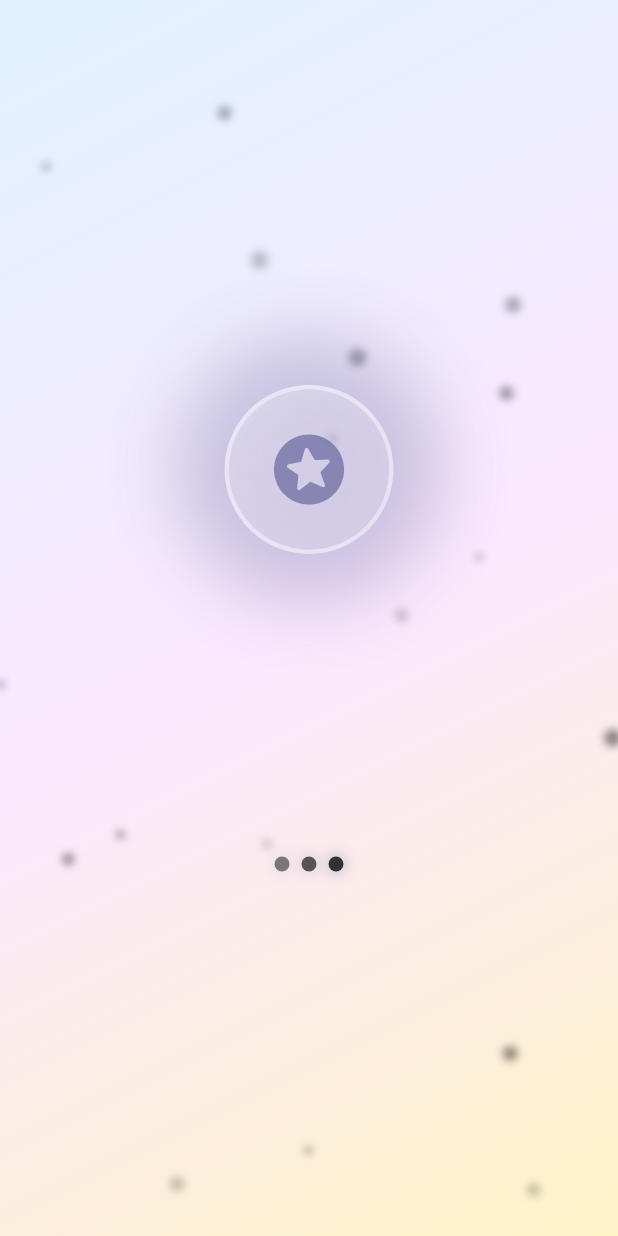
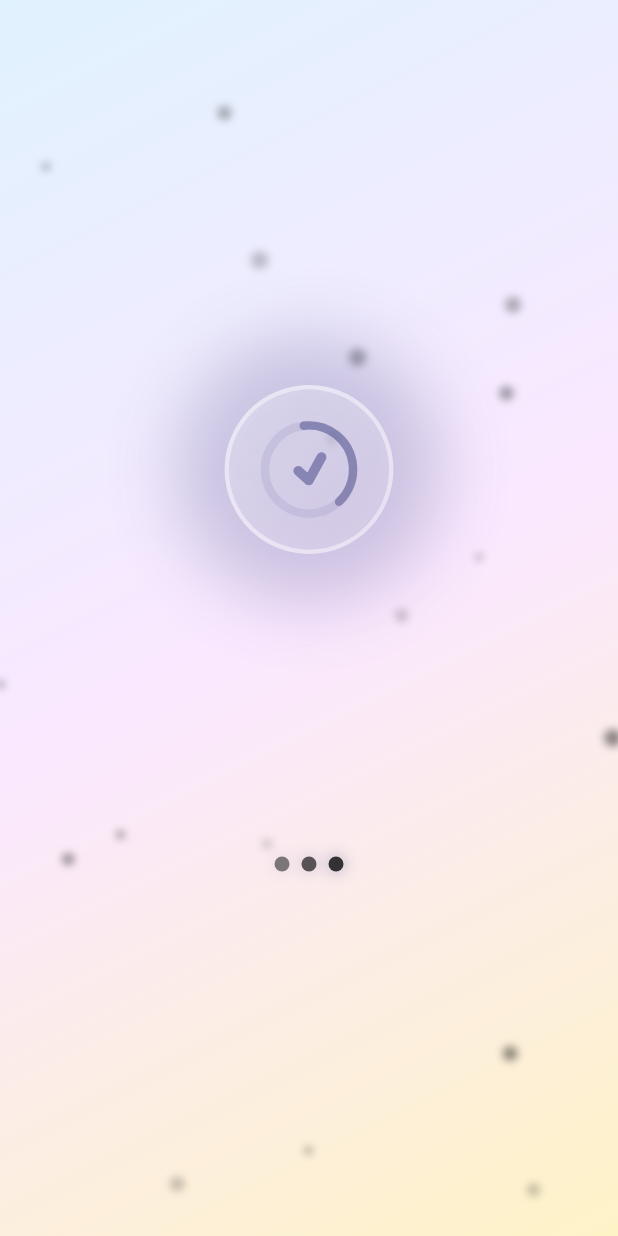
Before and after one commit to dekaos/my-habits, a Flutter app: the first screen one second after launch, on a phone screen of 412 x 824 dp. Run offline on Flutter 3.47's test engine with Material 3 defaults, Android fonts, the phone set to English and light mode, and no system bars; our stand-ins replace audioplayers, confetti, fl_chart, flutter_local_notifications, flutter_riverpod, flutter_slidable and 6 more; accounts and stored records are empty; project files that could hold a hidden picture were left out.

Commit message:
SplashScreen > Better UI/UX

```diff
--- a/lib/screens/splash_screen.dart
+++ b/lib/screens/splash_screen.dart
@@ -30,7 +30,6 @@ class _SplashScreenState extends ConsumerState<SplashScreen>
   void initState() {
     super.initState();
 
-    // Logo animation controller
     _logoController = AnimationController(
       vsync: this,
       duration: const Duration(milliseconds: 1500),
@@ -57,13 +56,11 @@ class _SplashScreenState extends ConsumerState<SplashScreen>
       ),
     );
 
-    // Particles animation
     _particlesController = AnimationController(
       vsync: this,
       duration: const Duration(seconds: 3),
     )..repeat();
 
-    // Text animation controller
     _textController = AnimationController(
       vsync: this,
       duration: const Duration(milliseconds: 800),
@@ -86,7 +83,6 @@ class _SplashScreenState extends ConsumerState<SplashScreen>
       ),
     );
 
-    // Pulse animation
     _pulseController = AnimationController(
       vsync: this,
       duration: const Duration(milliseconds: 1500),
@@ -99,7 +95,6 @@ class _SplashScreenState extends ConsumerState<SplashScreen>
       ),
     );
 
-    // Start animations sequence
     _startAnimations();
     _checkAuthStatus();
   }
@@ -175,7 +170,6 @@ class _SplashScreenState extends ConsumerState<SplashScreen>
         ),
         child: Stack(
           children: [
-            // Animated particles background
             AnimatedBuilder(
               animation: _particlesController,
               builder: (context, child) {
@@ -188,13 +182,10 @@ class _SplashScreenState extends ConsumerState<SplashScreen>
                 );
               },
             ),
-
-            // Main content
             Center(
               child: Column(
                 mainAxisAlignment: MainAxisAlignment.center,
                 children: [
-                  // Animated logo with glow effect
                   AnimatedBuilder(
                     animation: _logoController,
                     builder: (context, child) {
@@ -233,7 +224,7 @@ class _SplashScreenState extends ConsumerState<SplashScreen>
                                     );
                                   },
                                 ),
-                                // Logo container
+                                // Custom Habit Hero Logo
                                 Container(
                                   width: 120,
                                   height: 120,
@@ -253,12 +244,19 @@ class _SplashScreenState extends ConsumerState<SplashScreen>
                                       width: 3,
                                     ),
                                   ),
-                                  child: Icon(
-                                    Icons.stars_rounded,
-                                    size: 60,
-                                    color: isDark
-                                        ? Colors.white
-                                        : Theme.of(context).colorScheme.primary,
+                                  child: CustomPaint(
+                                    size: const Size(120, 120),
+                                    painter: HabitHeroLogoPainter(
+                                      primaryColor: isDark
+                                          ? Colors.white
+                                          : Theme.of(context)
+                                              .colorScheme
+                                              .primary,
+                                      accentColor: Theme.of(context)
+                                          .colorScheme
+                                          .secondary,
+                                      animation: _logoController.value,
+                                    ),
                                   ),
                                 ),
                               ],
@@ -395,6 +393,86 @@ class _SplashScreenState extends ConsumerState<SplashScreen>
   }
 }
 
+class HabitHeroLogoPainter extends CustomPainter {
+  final Color primaryColor;
+  final Color accentColor;
+  final double animation;
+
+  HabitHeroLogoPainter({
+    required this.primaryColor,
+    required this.accentColor,
+    required this.animation,
+  });
+
+  @override
+  void paint(Canvas canvas, Size size) {
+    final center = Offset(size.width / 2, size.height / 2);
+    final radius = size.width / 2 * 0.55;
+
+    _drawProgressCircle(canvas, center, radius);
+
+    _drawCheckmark(canvas, center, radius);
+  }
+
+  void _drawProgressCircle(Canvas canvas, Offset center, double radius) {
+    final bgPaint = Paint()
+      ..style = PaintingStyle.stroke
+      ..strokeWidth = 6
+      ..color = primaryColor.withValues(alpha: 0.2);
+
+    canvas.drawCircle(center, radius, bgPaint);
+
+    final progressPaint = Paint()
+      ..style = PaintingStyle.stroke
+      ..strokeWidth = 6
+      ..strokeCap = StrokeCap.round
+      ..color = primaryColor;
+
+    final rect = Rect.fromCircle(center: center, radius: radius);
+    canvas.drawArc(
+      rect,
+      -math.pi / 2,
+      math.pi * 2 * animation,
+      false,
+      progressPaint,
+    );
+  }
+
+  void _drawCheckmark(Canvas canvas, Offset center, double radius) {
+    final paint = Paint()
+      ..style = PaintingStyle.stroke
+      ..strokeWidth = 7
+      ..strokeCap = StrokeCap.round
+      ..strokeJoin = StrokeJoin.round
+      ..color = primaryColor;
+
+    final checkPath = Path();
+    final checkSize = radius * 0.7;
+
+    checkPath.moveTo(
+      center.dx - checkSize * 0.35,
+      center.dy,
+    );
+    checkPath.lineTo(
+      center.dx - checkSize * 0.05,
+      center.dy + checkSize * 0.35,
+    );
+    checkPath.lineTo(
+      center.dx + checkSize * 0.45,
+      center.dy - checkSize * 0.35,
+    );
+
+    canvas.drawPath(checkPath, paint);
+  }
+
+  @override
+  bool shouldRepaint(HabitHeroLogoPainter oldDelegate) {
+    return animation != oldDelegate.animation ||
+        primaryColor != oldDelegate.primaryColor ||
+        accentColor != oldDelegate.accentColor;
+  }
+}
+
 class ParticlesPainter extends CustomPainter {
   final double animation;
   final bool isDark;
@@ -407,13 +485,11 @@ class ParticlesPainter extends CustomPainter {
       ..style = PaintingStyle.fill
       ..maskFilter = const MaskFilter.blur(BlurStyle.normal, 3);
 
-    // Generate particles
     for (int i = 0; i < 20; i++) {
       final random = math.Random(i);
       final x = random.nextDouble() * size.width;
       final baseY = random.nextDouble() * size.height;
 
-      // Floating animation
       final floatOffset =
           math.sin((animation + random.nextDouble()) * math.pi * 2) * 30;
       final y = baseY + floatOffset;
```
